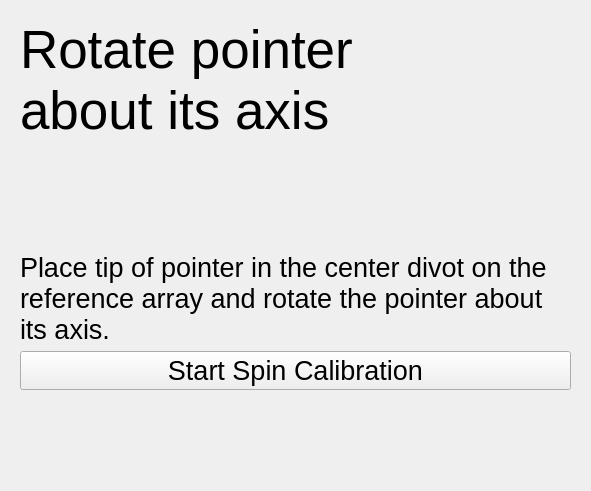
The window that Registration/Resources/UI/Registration.ui (NousNav/SlicerOpenNav) describes before a commit, drawn with Qt 5.
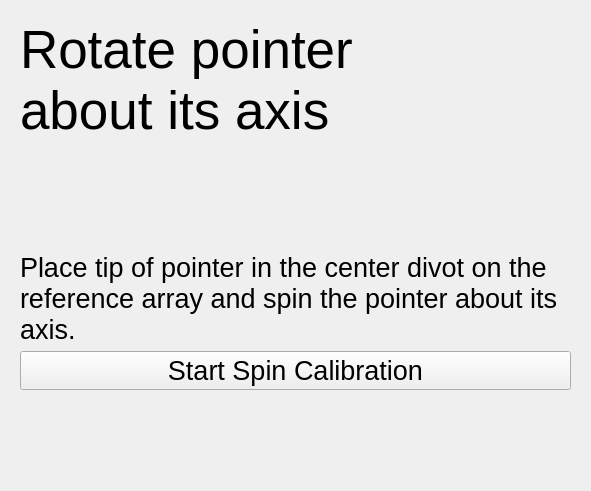
The same window after the commit. Custom widgets are drawn as their Qt base class.

Commit message: DOC: Change wording of registration instructions

What changed in the file:
```diff
--- a/Registration/Resources/UI/Registration.ui
+++ b/Registration/Resources/UI/Registration.ui
@@ -339,7 +339,7 @@
           </font>
          </property>
          <property name="text">
-          <string>Place tip of pointer in the center divot on the reference array and rotate the pointer about its axis.</string>
+          <string>Place tip of pointer in the center divot on the reference array and spin the pointer about its axis.</string>
          </property>
          <property name="wordWrap">
           <bool>true</bool>
```
Left out of the diff: 2 changed lines with no effect on the pictures.
